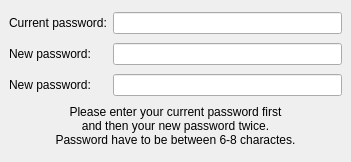
Old version of the form protocols/oscar/icq/ui/icqchangepassword.ui in the repository KDE/kopete.
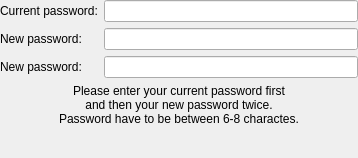
New version of the form.

```diff
--- a/protocols/oscar/icq/ui/icqchangepassword.ui
+++ b/protocols/oscar/icq/ui/icqchangepassword.ui
@@ -5,17 +5,25 @@
    <rect>
     <x>0</x>
     <y>0</y>
-    <width>351</width>
-    <height>162</height>
+    <width>358</width>
+    <height>158</height>
    </rect>
   </property>
+  <layout class="QVBoxLayout" >
+   <property name="leftMargin" >
+    <number>0</number>
+   </property>
+   <property name="topMargin" >
+    <number>0</number>
+   </property>
+   <property name="rightMargin" >
+    <number>0</number>
+   </property>
+   <property name="bottomMargin" >
+    <number>0</number>
+   </property>
+   <item>
   <layout class="QGridLayout" >
-   <property name="margin" >
-    <number>9</number>
-   </property>
-   <property name="spacing" >
-    <number>6</number>
-   </property>
    <item row="0" column="0" >
     <widget class="QLabel" name="textLabel1" >
      <property name="text" >
@@ -76,12 +84,12 @@
      </property>
     </widget>
    </item>
-   <item row="3" column="0" colspan="2" >
+    </layout>
+   </item>
+   <item>
     <widget class="QLabel" name="lblStatus" >
      <property name="sizePolicy" >
-      <sizepolicy>
-       <hsizetype>5</hsizetype>
-       <vsizetype>4</vsizetype>
+      <sizepolicy vsizetype="Maximum" hsizetype="Preferred" >
        <horstretch>0</horstretch>
        <verstretch>0</verstretch>
       </sizepolicy>
@@ -96,6 +104,19 @@
      </property>
     </widget>
    </item>
+   <item>
+    <spacer>
+     <property name="orientation" >
+      <enum>Qt::Vertical</enum>
+     </property>
+     <property name="sizeHint" >
+      <size>
+       <width>20</width>
+       <height>0</height>
+      </size>
+     </property>
+    </spacer>
+   </item>
   </layout>
  </widget>
  <layoutdefault spacing="6" margin="11" />
```
Lines whose indentation alone changed are shown as unchanged.
